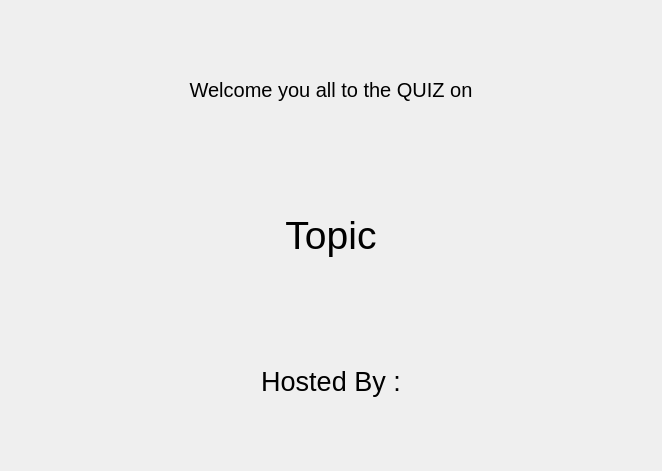
First picture: the form in ui/welcome.ui, repository naveeng2402/Quiz-App, before the edit.
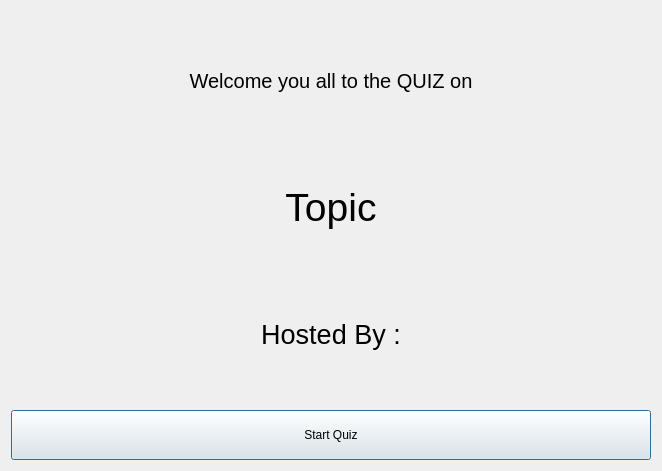
Second picture: the form after the edit.

```diff
--- a/ui/welcome.ui
+++ b/ui/welcome.ui
@@ -16,6 +16,12 @@
   <layout class="QGridLayout" name="gridLayout">
    <item row="1" column="0">
     <widget class="QFrame" name="frame">
+     <property name="sizePolicy">
+      <sizepolicy hsizetype="Preferred" vsizetype="Expanding">
+       <horstretch>0</horstretch>
+       <verstretch>0</verstretch>
+      </sizepolicy>
+     </property>
      <property name="frameShape">
       <enum>QFrame::NoFrame</enum>
      </property>
@@ -89,6 +95,25 @@
      </layout>
     </widget>
    </item>
+   <item row="2" column="0">
+    <widget class="QPushButton" name="start_quiz">
+     <property name="sizePolicy">
+      <sizepolicy hsizetype="Preferred" vsizetype="Preferred">
+       <horstretch>0</horstretch>
+       <verstretch>0</verstretch>
+      </sizepolicy>
+     </property>
+     <property name="minimumSize">
+      <size>
+       <width>0</width>
+       <height>50</height>
+      </size>
+     </property>
+     <property name="text">
+      <string>Start Quiz</string>
+     </property>
+    </widget>
+   </item>
   </layout>
  </widget>
  <resources/>
```
